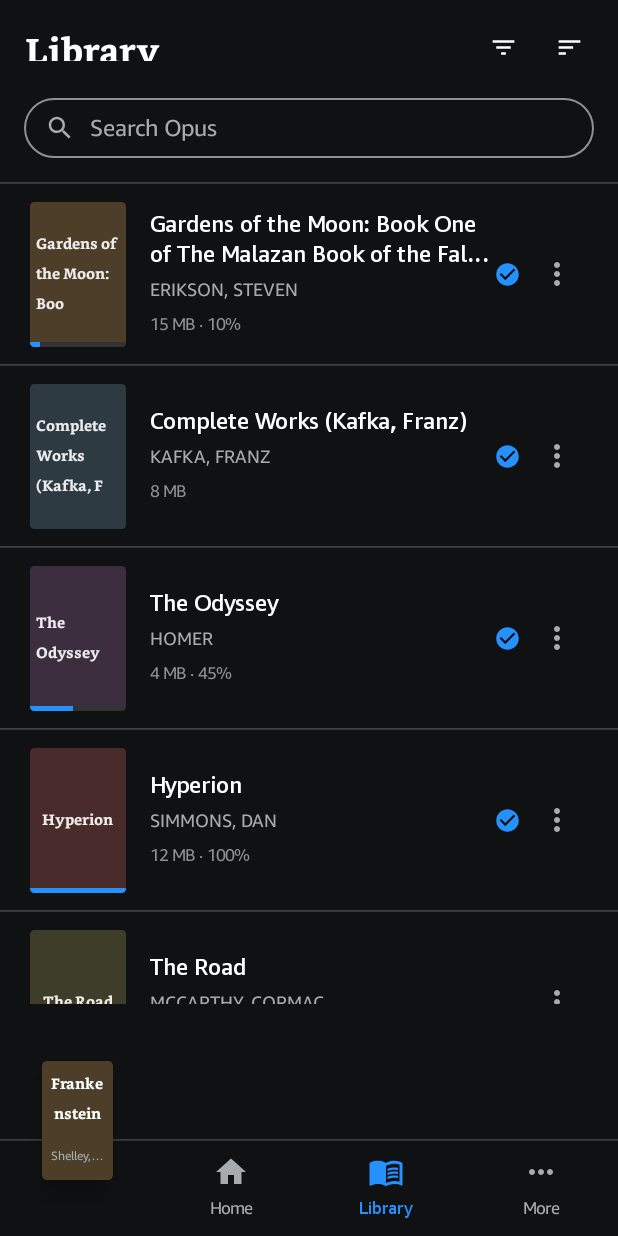
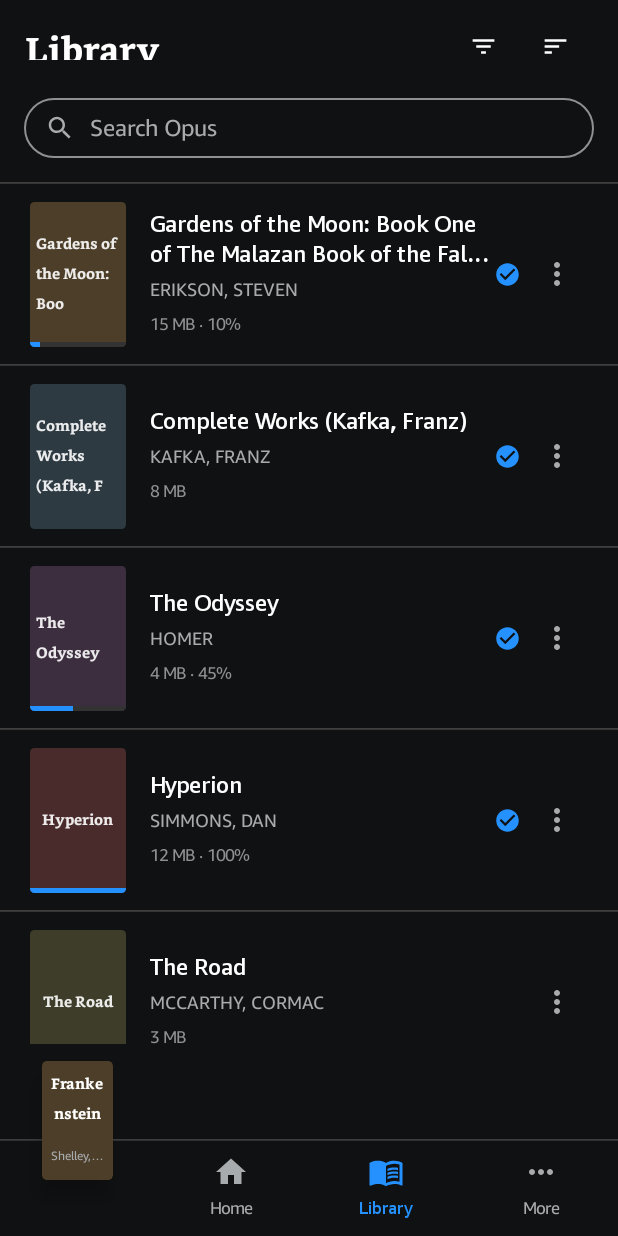
Before and after one commit to BerKetKet/kindling.experimentation, an Android app built with Jetpack Compose: the LibraryListScreen screen opened through its navigation route, on a phone screen of 412 x 824 dp. Run offline under Robolectric (Android 15) with nearby library versions, the phone set to English and light mode, and no system bars.

Commit message:
feat(real-ui): calibrate D07 Library list and D08 Collections layouts

```diff
--- a/app/src/main/java/app/opusreader/ui/components/OpusListRow.kt
+++ b/app/src/main/java/app/opusreader/ui/components/OpusListRow.kt
@@ -7,6 +7,7 @@ import androidx.compose.foundation.layout.Column
 import androidx.compose.foundation.layout.Row
 import androidx.compose.foundation.layout.Spacer
 import androidx.compose.foundation.layout.fillMaxHeight
+import androidx.compose.foundation.layout.fillMaxSize
 import androidx.compose.foundation.layout.fillMaxWidth
 import androidx.compose.foundation.layout.height
 import androidx.compose.foundation.layout.padding
@@ -52,6 +53,7 @@ fun OpusListRow(
     progressPercent: Int = 0,
     isDownloaded: Boolean = true,
     coverColor: Color = OpusSurfaceVariant,
+    coverDrawableRes: Int = 0,
     onClick: () -> Unit = {},
     onMoreClick: (() -> Unit)? = null,
     onDownloadClick: (() -> Unit)? = null
@@ -78,7 +80,14 @@ fun OpusListRow(
                     .background(coverColor),
                 contentAlignment = Alignment.BottomCenter
             ) {
-                // Book title placeholder
+                if (coverDrawableRes != 0) {
+                    androidx.compose.foundation.Image(
+                        painter = androidx.compose.ui.res.painterResource(coverDrawableRes),
+                        contentDescription = title,
+                        contentScale = androidx.compose.ui.layout.ContentScale.Crop,
+                        modifier = Modifier.fillMaxSize()
+                    )
+                } else {
                     Text(
                         text = title.take(24),
                         fontFamily = BookerlyFontFamily,
@@ -91,6 +100,7 @@ fun OpusListRow(
                             .align(Alignment.Center)
                             .padding(4.dp)
                     )
+                }
 
                 // Progress line
                 if (progressPercent > 0) {
--- a/app/src/main/java/app/opusreader/ui/screens/LibraryListScreen.kt
+++ b/app/src/main/java/app/opusreader/ui/screens/LibraryListScreen.kt
@@ -1,8 +1,6 @@
 package app.opusreader.ui.screens
 
-import androidx.compose.foundation.Image
 import androidx.compose.foundation.background
-import androidx.compose.foundation.clickable
 import androidx.compose.foundation.layout.Box
 import androidx.compose.foundation.layout.Column
 import androidx.compose.foundation.layout.Row
@@ -15,6 +13,7 @@ import androidx.compose.foundation.layout.size
 import androidx.compose.foundation.layout.width
 import androidx.compose.foundation.lazy.LazyColumn
 import androidx.compose.foundation.lazy.items
+import androidx.compose.foundation.lazy.rememberLazyListState
 import androidx.compose.material.icons.Icons
 import androidx.compose.material.icons.automirrored.filled.Sort
 import androidx.compose.material.icons.filled.FilterList
@@ -23,26 +22,23 @@ import androidx.compose.material3.Icon
 import androidx.compose.material3.IconButton
 import androidx.compose.material3.Text
 import androidx.compose.runtime.Composable
+import androidx.compose.runtime.LaunchedEffect
 import androidx.compose.runtime.getValue
 import androidx.compose.runtime.mutableStateOf
 import androidx.compose.runtime.remember
 import androidx.compose.runtime.setValue
 import androidx.compose.ui.Alignment
 import androidx.compose.ui.Modifier
-import androidx.compose.ui.graphics.Color
-import androidx.compose.ui.layout.ContentScale
-import androidx.compose.ui.res.painterResource
 import androidx.compose.ui.text.font.FontWeight
 import androidx.compose.ui.tooling.preview.Preview
 import androidx.compose.ui.unit.dp
 import androidx.compose.ui.unit.sp
-import app.opusreader.R
 import app.opusreader.data.Book
 import app.opusreader.data.SampleBooks
 import app.opusreader.ui.components.OpusListRow
 import app.opusreader.ui.components.OpusSearchBar
-import app.opusreader.ui.components.OpusTopBar
 import app.opusreader.ui.theme.BookerlyFontFamily
+import app.opusreader.ui.theme.LocalFixtureTrigger
 import app.opusreader.ui.theme.OpusBackground
 import app.opusreader.ui.theme.OpusBorder
 import app.opusreader.ui.theme.OpusReaderTheme
@@ -60,6 +56,13 @@ fun LibraryListScreen(
     modifier: Modifier = Modifier
 ) {
     var searchQuery by remember { mutableStateOf("") }
+    val fixtureTrigger = LocalFixtureTrigger.current
+    val listState = rememberLazyListState()
+
+    LaunchedEffect(fixtureTrigger) {
+        listState.scrollToItem(0)
+    }
+
     val filteredBooks = remember(books, searchQuery) {
         if (searchQuery.isBlank()) books
         else books.filter {
@@ -73,8 +76,10 @@ fun LibraryListScreen(
             .fillMaxSize()
             .background(OpusBackground)
     ) {
-        Spacer(modifier = Modifier.height(56.refPx))
+        // Distance below status bar (y=90) to title band top (y=145): 54 px
+        Spacer(modifier = Modifier.height(54.refPx))
 
+        // Top bar placed precisely: y=[145, 196], start x=44, end icons at x=[855, 1031]
         Row(
             modifier = Modifier
                 .fillMaxWidth()
@@ -91,21 +96,14 @@ fun LibraryListScreen(
                 modifier = Modifier.weight(1f)
             )
 
-            IconButton(
-                onClick = onFilterClick,
-                modifier = Modifier.size(width = 30.dp, height = 24.dp)
-            ) {
+            IconButton(onClick = onFilterClick) {
                 Icon(
                     imageVector = Icons.Default.FilterList,
                     contentDescription = "Filter",
                     tint = OpusTextPrimary
                 )
             }
-            Spacer(modifier = Modifier.width(36.refPx))
-            IconButton(
-                onClick = onSortClick,
-                modifier = Modifier.size(width = 30.dp, height = 24.dp)
-            ) {
+            IconButton(onClick = onSortClick) {
                 Icon(
                     imageVector = Icons.AutoMirrored.Filled.Sort,
                     contentDescription = "Sort and View",
@@ -114,16 +112,20 @@ fun LibraryListScreen(
             }
         }
 
-        Spacer(modifier = Modifier.height(64.refPx))
+        // Distance from top bar bottom (196 px) to search bar top (254 px): 66 px
+        Spacer(modifier = Modifier.height(66.refPx))
 
+        // Search pill: y=[254, 359], height=105 px
         OpusSearchBar(
             query = searchQuery,
             onQueryChange = { searchQuery = it },
             placeholder = "Search Opus"
         )
 
+        // Distance from search pill bottom (359 px) to divider top (401 px) = 42 px
         Spacer(modifier = Modifier.height(42.refPx))
 
+        // Divider: y=[401, 404], 3 px height
         HorizontalDivider(
             color = OpusBorder,
             thickness = 3.refPx
@@ -144,9 +146,10 @@ fun LibraryListScreen(
             }
         } else {
             LazyColumn(
+                state = listState,
                 modifier = Modifier
                     .fillMaxSize()
-                    .padding(bottom = 90.dp)
+                    .padding(bottom = 63.dp)
             ) {
                 items(filteredBooks, key = { it.id }) { book ->
                     OpusListRow(
@@ -156,6 +159,7 @@ fun LibraryListScreen(
                         progressPercent = book.progressPercent,
                         isDownloaded = book.isDownloaded,
                         coverColor = book.coverColor,
+                        coverDrawableRes = book.coverDrawableRes ?: 0,
                         onClick = { onBookClick(book) },
                         onMoreClick = { onMoreOptionsClick(book) }
                     )
```
Also changed, not shown: app/src/main/java/app/opusreader/ui/screens/CollectionsScreen.kt (+43 -40 lines). Lines whose indentation alone changed are shown as unchanged.
